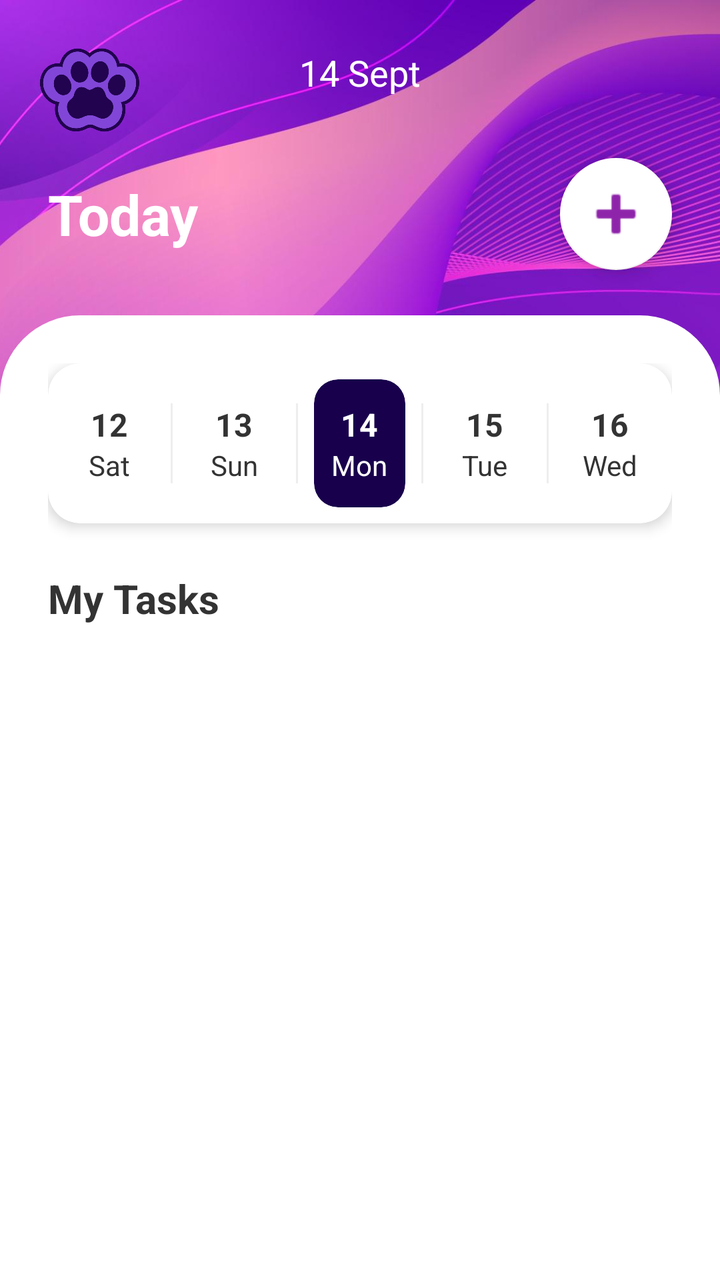
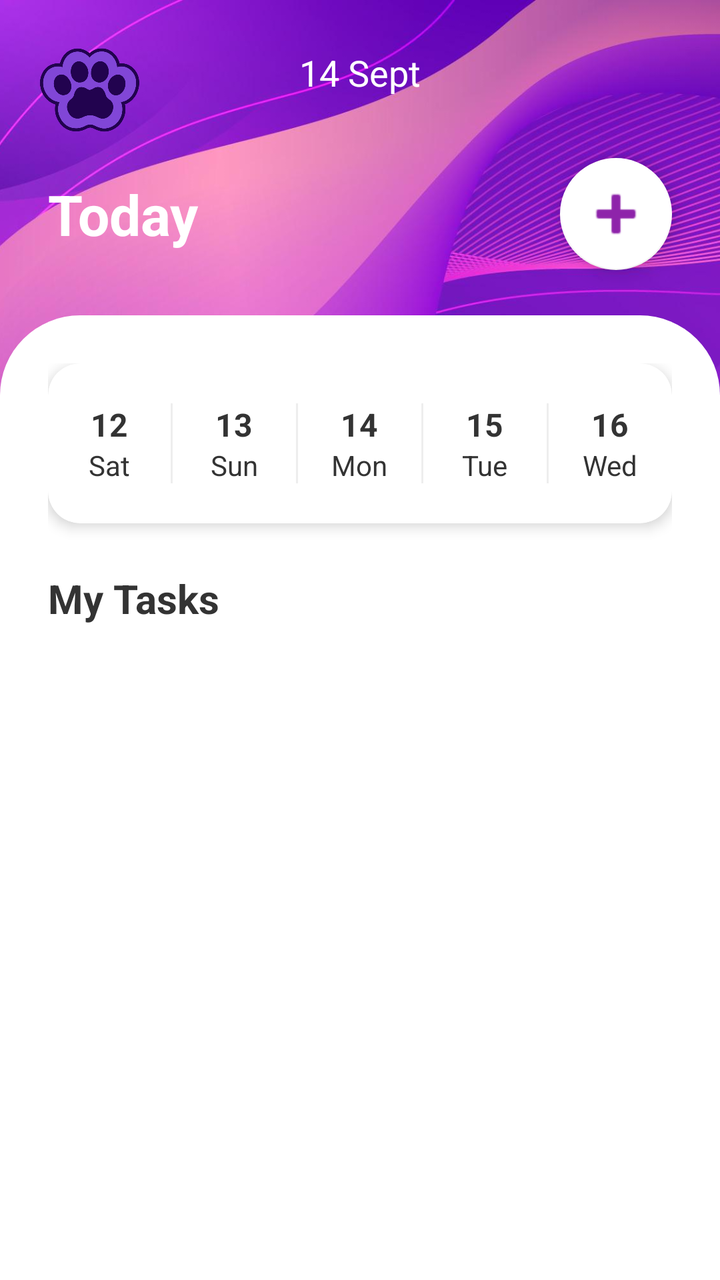

The first picture is an Android layout as it rendered before a commit; the second is the same layout after the commit. The layout source and the unified diff follow.
<!-- AndroidManifest.xml: application theme Theme.MaterialComponents.Light.NoActionBar -->
<!-- res/layout/todo.xml -->
<?xml version="1.0" encoding="utf-8"?>
<androidx.constraintlayout.widget.ConstraintLayout
    xmlns:android="http://schemas.android.com/apk/res/android"
    xmlns:app="http://schemas.android.com/apk/res-auto"
    xmlns:tools="http://schemas.android.com/tools"
    android:layout_width="match_parent"
    android:layout_height="match_parent"
    android:background="@color/vivid_lavender">

    <ImageView
        android:layout_width="match_parent"
        android:layout_height="match_parent"
        android:src="@drawable/login_background"
        android:scaleType="centerCrop" />

    <ImageView
        android:id="@+id/appLogo"
        android:layout_width="120dp"
        android:layout_height="50dp"
        android:scaleType="fitStart"
        android:src="@drawable/studypals_logo"
        android:layout_marginStart="20dp"
        android:layout_marginTop="20dp"
        app:layout_constraintStart_toStartOf="parent"
        app:layout_constraintTop_toTopOf="parent" />

    <TextView
        android:id="@+id/tvMainDate"
        android:layout_width="wrap_content"
        android:layout_height="wrap_content"
        android:layout_marginTop="24dp"
        android:text="14 Sept"
        android:textColor="@android:color/white"
        android:textSize="18sp"
        app:layout_constraintEnd_toEndOf="parent"
        app:layout_constraintStart_toStartOf="parent"
        app:layout_constraintTop_toTopOf="parent" />

    <TextView
        android:id="@+id/tvToday"
        android:layout_width="wrap_content"
        android:layout_height="wrap_content"
        android:layout_marginStart="24dp"
        android:layout_marginTop="40dp"
        android:text="Today"
        android:textColor="@android:color/white"
        android:textSize="28sp"
        android:textStyle="bold"
        app:layout_constraintStart_toStartOf="parent"
        app:layout_constraintTop_toBottomOf="@id/tvMainDate" />

    <com.google.android.material.floatingactionbutton.FloatingActionButton
        android:id="@+id/btnAdd"
        android:layout_width="wrap_content"
        android:layout_height="wrap_content"
        android:layout_marginEnd="24dp"
        android:contentDescription="Add Task"
        android:src="@android:drawable/ic_input_add"
        app:backgroundTint="@android:color/white"
        app:fabSize="normal"
        app:layout_constraintBottom_toBottomOf="@id/tvToday"
        app:layout_constraintEnd_toEndOf="parent"
        app:layout_constraintTop_toTopOf="@id/tvToday"
        app:tint="@color/vivid_lavender"
        app:maxImageSize="36dp"
        android:scaleType="center"/>

    <FrameLayout
        android:layout_width="match_parent"
        android:layout_height="0dp"
        android:layout_marginTop="32dp"
        android:background="@drawable/box_curved_top"
        app:layout_constraintBottom_toBottomOf="parent"
        app:layout_constraintTop_toBottomOf="@id/tvToday">

        <LinearLayout
            android:layout_width="match_parent"
            android:layout_height="match_parent"
            android:orientation="vertical"
            android:padding="24dp">

            
            <com.google.android.material.card.MaterialCardView
                android:layout_width="match_parent"
                android:layout_height="wrap_content"
                app:cardBackgroundColor="#FFFFFF"
                app:cardCornerRadius="16dp"
                app:cardElevation="4dp"
                android:layout_marginBottom="16dp">

                <LinearLayout
                    android:layout_width="match_parent"
                    android:layout_height="80dp"
                    android:orientation="horizontal"
                    android:gravity="center">

                    
                    <LinearLayout
                        android:layout_width="0dp"
                        android:layout_height="match_parent"
                        android:layout_weight="1"
                        android:gravity="center"
                        android:orientation="vertical">
                        <TextView
                            android:id="@+id/tvDate1"
                            android:layout_width="wrap_content"
                            android:layout_height="wrap_content"
                            android:text="12"
                            android:textColor="#333333"
                            android:textSize="16sp"
                            android:textStyle="bold" />
                        <TextView
                            android:id="@+id/tvDay1"
                            android:layout_width="wrap_content"
                            android:layout_height="wrap_content"
                            android:text="Sat"
                            android:textColor="#333333"
                            android:textSize="14sp" />
                    </LinearLayout>

                    <View android:layout_width="1dp" android:layout_height="40dp" android:background="#EEEEEE" />

                    
                    <LinearLayout
                        android:layout_width="0dp"
                        android:layout_height="match_parent"
                        android:layout_weight="1"
                        android:gravity="center"
                        android:orientation="vertical">
                        <TextView
                            android:id="@+id/tvDate2"
                            android:layout_width="wrap_content"
                            android:layout_height="wrap_content"
                            android:text="13"
                            android:textColor="#333333"
                            android:textSize="16sp"
                            android:textStyle="bold" />
                        <TextView
                            android:id="@+id/tvDay2"
                            android:layout_width="wrap_content"
                            android:layout_height="wrap_content"
                            android:text="Sun"
                            android:textColor="#333333"
                            android:textSize="14sp" />
                    </LinearLayout>

                    <View android:layout_width="1dp" android:layout_height="40dp" android:background="#EEEEEE" />

                    
                    <FrameLayout
                        android:layout_width="0dp"
                        android:layout_height="match_parent"
                        android:layout_weight="1"
                        android:padding="8dp">
                        <com.google.android.material.card.MaterialCardView
                            android:layout_width="match_parent"
                            android:layout_height="match_parent"
                            app:cardBackgroundColor="#18004c"
                            app:cardCornerRadius="12dp"
                            app:cardElevation="0dp">
                            <LinearLayout
                                android:layout_width="match_parent"
                                android:layout_height="match_parent"
                                android:gravity="center"
                                android:orientation="vertical">
                                <TextView
                                    android:id="@+id/tvDate3"
                                    android:layout_width="wrap_content"
                                    android:layout_height="wrap_content"
                                    android:text="14"
                                    android:textColor="@android:color/white"
                                    android:textSize="16sp"
                                    android:textStyle="bold" />
                                <TextView
                                    android:id="@+id/tvDay3"
                                    android:layout_width="wrap_content"
                                    android:layout_height="wrap_content"
                                    android:text="Mon"
                                    android:textColor="@android:color/white"
                                    android:textSize="14sp" />
                            </LinearLayout>
                        </com.google.android.material.card.MaterialCardView>
                    </FrameLayout>

                    <View android:layout_width="1dp" android:layout_height="40dp" android:background="#EEEEEE" />

                    
                    <LinearLayout
                        android:layout_width="0dp"
                        android:layout_height="match_parent"
                        android:layout_weight="1"
                        android:gravity="center"
                        android:orientation="vertical">
                        <TextView
                            android:id="@+id/tvDate4"
                            android:layout_width="wrap_content"
                            android:layout_height="wrap_content"
                            android:text="15"
                            android:textColor="#333333"
                            android:textSize="16sp"
                            android:textStyle="bold" />
                        <TextView
                            android:id="@+id/tvDay4"
                            android:layout_width="wrap_content"
                            android:layout_height="wrap_content"
                            android:text="Tue"
                            android:textColor="#333333"
                            android:textSize="14sp" />
                    </LinearLayout>

                    <View android:layout_width="1dp" android:layout_height="40dp" android:background="#EEEEEE" />

                    
                    <LinearLayout
                        android:layout_width="0dp"
                        android:layout_height="match_parent"
                        android:layout_weight="1"
                        android:gravity="center"
                        android:orientation="vertical">
                        <TextView
                            android:id="@+id/tvDate5"
                            android:layout_width="wrap_content"
                            android:layout_height="wrap_content"
                            android:text="16"
                            android:textColor="#333333"
                            android:textSize="16sp"
                            android:textStyle="bold" />
                        <TextView
                            android:id="@+id/tvDay5"
                            android:layout_width="wrap_content"
                            android:layout_height="wrap_content"
                            android:text="Wed"
                            android:textColor="#333333"
                            android:textSize="14sp" />
                    </LinearLayout>
                </LinearLayout>
            </com.google.android.material.card.MaterialCardView>

            <TextView
                android:id="@+id/tvMyTasksLabel"
                android:layout_width="wrap_content"
                android:layout_height="wrap_content"
                android:layout_marginTop="8dp"
                android:text="My Tasks"
                android:textColor="@color/dark_grey"
                android:textSize="20sp"
                android:textStyle="bold" />

            <androidx.recyclerview.widget.RecyclerView
                android:id="@+id/rvTasks"
                android:layout_width="match_parent"
                android:layout_height="0dp"
                android:layout_weight="1"
                android:layout_marginTop="16dp"
                android:clipToPadding="false"
                android:paddingBottom="80dp"
                tools:listitem="@layout/item_task" />

        </LinearLayout>
    </FrameLayout>

</androidx.constraintlayout.widget.ConstraintLayout>
<!-- res/layout/item_task.xml (included above) -->
<?xml version="1.0" encoding="utf-8"?>
<androidx.cardview.widget.CardView
    xmlns:android="http://schemas.android.com/apk/res/android"
    xmlns:app="http://schemas.android.com/apk/res-auto"
    android:layout_width="match_parent"
    android:layout_height="wrap_content"
    android:layout_marginBottom="12dp"
    app:cardBackgroundColor="@color/vivid_lavender"
    app:cardCornerRadius="12dp"
    app:cardElevation="0dp">

    <androidx.constraintlayout.widget.ConstraintLayout
        android:layout_width="match_parent"
        android:layout_height="wrap_content"
        android:padding="16dp">

        <TextView
            android:id="@+id/tvTime"
            android:layout_width="wrap_content"
            android:layout_height="wrap_content"
            android:text="8:00 - 10:00"
            android:textColor="#FFFFFF"
            android:textSize="12sp"
            app:layout_constraintStart_toStartOf="parent"
            app:layout_constraintTop_toTopOf="parent" />

        <TextView
            android:id="@+id/tvTitle"
            android:layout_width="0dp"
            android:layout_height="wrap_content"
            android:layout_marginStart="16dp"
            android:text="Work on Projects"
            android:textColor="#FFFFFF"
            android:textSize="16sp"
            android:textStyle="bold"
            app:layout_constraintEnd_toStartOf="@+id/checkbox"
            app:layout_constraintStart_toEndOf="@id/tvTime"
            app:layout_constraintTop_toTopOf="parent" />

        <TextView
            android:id="@+id/tvDesc"
            android:layout_width="0dp"
            android:layout_height="wrap_content"
            android:text="Focus on all the tasks related to Project"
            android:textColor="#FFFFFF"
            android:textSize="13sp"
            app:layout_constraintEnd_toEndOf="@id/tvTitle"
            app:layout_constraintStart_toStartOf="@id/tvTitle"
            app:layout_constraintTop_toBottomOf="@id/tvTitle" />

        <CheckBox
            android:id="@+id/checkbox"
            android:layout_width="wrap_content"
            android:layout_height="wrap_content"
            android:buttonTint="@color/dark_purple"
            app:layout_constraintBottom_toBottomOf="parent"
            app:layout_constraintEnd_toEndOf="parent"
            app:layout_constraintTop_toTopOf="parent" />

    </androidx.constraintlayout.widget.ConstraintLayout>
</androidx.cardview.widget.CardView>
<!-- resources referenced by this layout -->
<resources>
  <color name="dark_grey">#333333</color>
  <color name="dark_purple">#18004c</color>
  <color name="vivid_lavender">#8E24AA</color>
  <!-- drawable box_curved_top (drawable) -->
  <?xml version="1.0" encoding="utf-8"?>
  <shape xmlns:android="http://schemas.android.com/apk/res/android">
      <solid android:color="@android:color/white" />
      <corners
          android:topLeftRadius="40dp"
          android:topRightRadius="40dp"
          android:bottomLeftRadius="0dp"
          android:bottomRightRadius="0dp" />
  </shape>
  <!-- drawable login_background: jpg bitmap (drawable, 329480 bytes) -->
  <!-- drawable studypals_logo: png bitmap (drawable, 27548 bytes) -->
</resources>

<!-- the commit's change to res/layout/todo.xml (unified diff, before → after) -->
@@ -96,6 +96,7 @@
 
                     
                     <LinearLayout
+                        android:id="@+id/dateContainer1"
                         android:layout_width="0dp"
                         android:layout_height="match_parent"
                         android:layout_weight="1"
@@ -122,6 +123,7 @@
 
                     
                     <LinearLayout
+                        android:id="@+id/dateContainer2"
                         android:layout_width="0dp"
                         android:layout_height="match_parent"
                         android:layout_weight="1"
@@ -147,45 +149,35 @@
                     <View android:layout_width="1dp" android:layout_height="40dp" android:background="#EEEEEE" />
 
                     
-                    <FrameLayout
-                        android:layout_width="0dp"
-                        android:layout_height="match_parent"
-                        android:layout_weight="1"
-                        android:padding="8dp">
-                        <com.google.android.material.card.MaterialCardView
-                            android:layout_width="match_parent"
-                            android:layout_height="match_parent"
-                            app:cardBackgroundColor="#18004c"
-                            app:cardCornerRadius="12dp"
-                            app:cardElevation="0dp">
-                            <LinearLayout
-                                android:layout_width="match_parent"
-                                android:layout_height="match_parent"
-                                android:gravity="center"
-                                android:orientation="vertical">
-                                <TextView
-                                    android:id="@+id/tvDate3"
-                                    android:layout_width="wrap_content"
-                                    android:layout_height="wrap_content"
-                                    android:text="14"
-                                    android:textColor="@android:color/white"
-                                    android:textSize="16sp"
-                                    android:textStyle="bold" />
-                                <TextView
-                                    android:id="@+id/tvDay3"
-                                    android:layout_width="wrap_content"
-                                    android:layout_height="wrap_content"
-                                    android:text="Mon"
-                                    android:textColor="@android:color/white"
-                                    android:textSize="14sp" />
-                            </LinearLayout>
-                        </com.google.android.material.card.MaterialCardView>
-                    </FrameLayout>
+                    <LinearLayout
+                        android:id="@+id/dateContainer3"
+                        android:layout_width="0dp"
+                        android:layout_height="match_parent"
+                        android:layout_weight="1"
+                        android:gravity="center"
+                        android:orientation="vertical">
+                        <TextView
+                            android:id="@+id/tvDate3"
+                            android:layout_width="wrap_content"
+                            android:layout_height="wrap_content"
+                            android:text="14"
+                            android:textColor="#333333"
+                            android:textSize="16sp"
+                            android:textStyle="bold" />
+                        <TextView
+                            android:id="@+id/tvDay3"
+                            android:layout_width="wrap_content"
+                            android:layout_height="wrap_content"
+                            android:text="Mon"
+                            android:textColor="#333333"
+                            android:textSize="14sp" />
+                    </LinearLayout>
 
                     <View android:layout_width="1dp" android:layout_height="40dp" android:background="#EEEEEE" />
 
                     
                     <LinearLayout
+                        android:id="@+id/dateContainer4"
                         android:layout_width="0dp"
                         android:layout_height="match_parent"
                         android:layout_weight="1"
@@ -212,6 +204,7 @@
 
                     
                     <LinearLayout
+                        android:id="@+id/dateContainer5"
                         android:layout_width="0dp"
                         android:layout_height="match_parent"
                         android:layout_weight="1"
@@ -273,6 +266,7 @@
     app:cardElevation="0dp">
 
     <androidx.constraintlayout.widget.ConstraintLayout
+        android:id="@+id/taskItemLayout"
         android:layout_width="match_parent"
         android:layout_height="wrap_content"
         android:padding="16dp">
